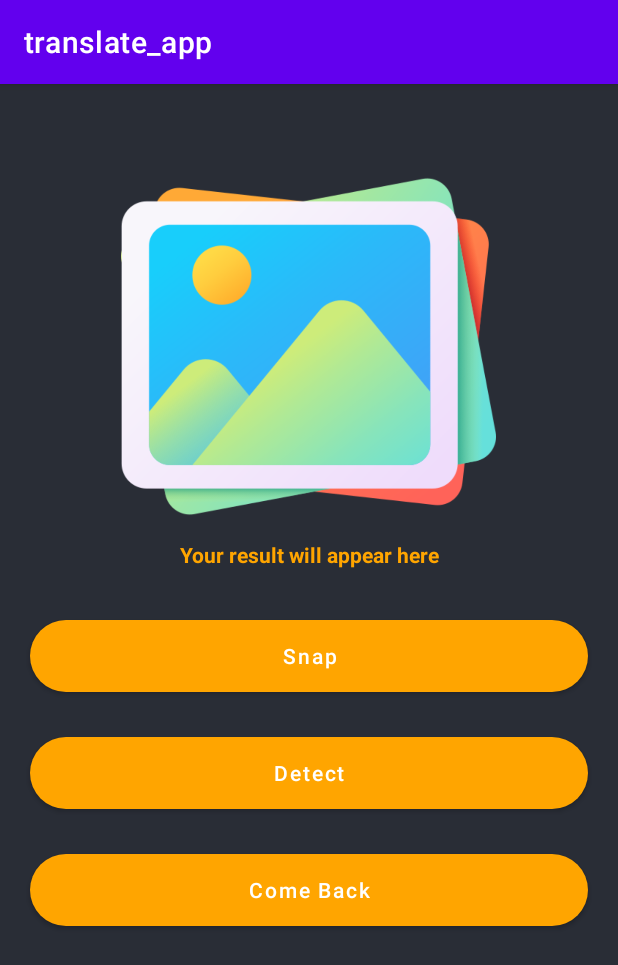
After one commit to thanhnghia97151/translate_app_ptud, an Android app: the ScannerActivity screen opened directly, with no data from a screen before it, on a phone screen of 412 x 824 dp. The commit adds this screen. Shown: the top 965 px of the screen. Run offline under Robolectric (Android 15) with nearby library versions, the phone set to English and light mode, and no system bars; libraries missing offline, so code that uses them is left out: com.google.mlkit.vision.

Commit message:
update camera

```diff
--- a/app/build.gradle
+++ b/app/build.gradle
@@ -33,13 +33,14 @@ dependencies {
     implementation 'com.google.android.material:material:1.4.0'
     implementation 'androidx.constraintlayout:constraintlayout:2.1.2'
     implementation 'org.jetbrains:annotations:15.0'
+
     testImplementation 'junit:junit:4.+'
     androidTestImplementation 'androidx.test.ext:junit:1.1.3'
     androidTestImplementation 'androidx.test.espresso:espresso-core:3.4.0'
 
 
 
-    implementation 'com.google.firebase:firebase-core:17.3.0'
+    implementation 'com.google.firebase:firebase-core:19.0.0'
     implementation 'com.google.firebase:firebase-ml-natural-language:22.0.0'
     implementation 'com.google.firebase:firebase-ml-natural-language-language-id-model:20.0.7'
     implementation 'com.google.firebase:firebase-ml-natural-language-translate-model:20.0.8'
@@ -51,6 +52,8 @@ dependencies {
 
     implementation 'com.google.firebase:firebase-auth:21.0.1'
 
+    implementation 'com.google.android.gms:play-services-mlkit-text-recognition:17.0.1'
+
 //    implementation platform('com.google.firebase:firebase-bom:29.0.3')
 //    implementation 'com.google.firebase:firebase-database'
 }
--- a/app/src/main/AndroidManifest.xml
+++ b/app/src/main/AndroidManifest.xml
@@ -1,6 +1,7 @@
 <?xml version="1.0" encoding="utf-8"?>
 <manifest xmlns:android="http://schemas.android.com/apk/res/android"
     package="com.example.testtranslator">
+    <uses-permission android:name="android.permission.CAMERA"/>
     <uses-permission android:name="android.permission.INTERNET"/>
     <uses-permission android:name="android.permission.RECORD_AUDIO"/>
     <application
@@ -10,6 +11,7 @@
         android:roundIcon="@mipmap/ic_launcher_round"
         android:supportsRtl="true"
         android:theme="@style/Theme.Translate_app">
+        <activity android:name=".ScannerActivity"/>
         <activity android:name=".MainActivity"/>
         <activity android:name=".RegisterActivity"/>
         <activity
--- /dev/null
+++ b/app/src/main/java/com/example/testtranslator/ScannerActivity.java
@@ -0,0 +1,153 @@
+package com.example.testtranslator;
+
+import static android.Manifest.permission.CAMERA;
+
+import android.content.Intent;
+import android.content.pm.PackageManager;
+import android.graphics.Bitmap;
+import android.graphics.Camera;
+import android.graphics.Point;
+import android.graphics.Rect;
+import android.os.Bundle;
+import android.provider.MediaStore;
+import android.view.View;
+import android.widget.Button;
+import android.widget.ImageView;
+import android.widget.TextView;
+import android.widget.Toast;
+
+import androidx.annotation.NonNull;
+import androidx.annotation.Nullable;
+import androidx.appcompat.app.AppCompatActivity;
+import androidx.core.app.ActivityCompat;
+import androidx.core.content.ContextCompat;
+
+import com.google.android.gms.tasks.OnFailureListener;
+import com.google.android.gms.tasks.OnSuccessListener;
+import com.google.android.gms.tasks.Task;
+import com.google.mlkit.vision.common.InputImage;
+import com.google.mlkit.vision.text.Text;
+import com.google.mlkit.vision.text.TextRecognition;
+import com.google.mlkit.vision.text.TextRecognizer;
+import com.google.mlkit.vision.text.latin.TextRecognizerOptions;
+
+public class ScannerActivity extends AppCompatActivity {
+    private Button btnComeback,snapBtn,detectBtn;
+    private ImageView captureIV;
+    private TextView resultTV;
+    private Bitmap imageBitmap;
+    static final int REQUEST_IMAGE_CAPTURE =1;
+
+    @Override
+    protected void onCreate( Bundle savedInstanceState) {
+        super.onCreate(savedInstanceState);
+        setContentView(R.layout.layout_camera);
+
+        btnComeback = findViewById(R.id.btnComeBack);
+        captureIV = findViewById(R.id.idIVCaptureImage);
+        resultTV = findViewById(R.id.idVDetectedText);
+        snapBtn = findViewById(R.id.btnSnap);
+        detectBtn = findViewById(R.id.btnDetect);
+
+        detectBtn.setOnClickListener(new View.OnClickListener() {
+            @Override
+            public void onClick(View view) {
+                detectText();
+            }
+        });
+        snapBtn.setOnClickListener(new View.OnClickListener() {
+            @Override
+            public void onClick(View view) {
+                if (checkPermissions()){
+                    captureImage();
+
+                }else{
+                    requestPermission();
+                }
+            }
+        });
+
+
+        btnComeback.setOnClickListener(new View.OnClickListener() {
+            @Override
+            public void onClick(View view) {
+                Intent intent = new Intent(ScannerActivity.this, MainActivity.class);
+                if (!resultTV.getText().equals("Your result will appear here")){
+                    intent.putExtra("result",resultTV.getText());
+                    startActivity(intent);
+                }else startActivity(intent);
+                //startActivity(new Intent(ScannerActivity.this, MainActivity.class));
+            }
+        });
+    }
+    private boolean checkPermissions(){
+        int cameraPermission = ContextCompat.checkSelfPermission(getApplicationContext(), CAMERA);
+        return cameraPermission == PackageManager.PERMISSION_GRANTED;
+    }
+    private void requestPermission(){
+        int PERMISSION_CODE = 200;
+        ActivityCompat.requestPermissions(this,new String[]{CAMERA},PERMISSION_CODE);
+
+    }
+    private void captureImage(){
+        Intent takePicture = new Intent(MediaStore.ACTION_IMAGE_CAPTURE);
+        if (takePicture.resolveActivity(getPackageManager())!=null){
+            startActivityForResult(takePicture,REQUEST_IMAGE_CAPTURE);
+        }
+    }
+    @Override
+    public void onRequestPermissionsResult(int requestCode, String[] permissions, @NonNull int[] grantResults) {
+        super.onRequestPermissionsResult(requestCode, permissions, grantResults);
+        if (grantResults.length>0){
+            boolean cameraPermission = grantResults[0] ==PackageManager.PERMISSION_GRANTED;
+            if (cameraPermission){
+                Toast.makeText(this, "Permissions Granted..", Toast.LENGTH_SHORT).show();
+                captureImage();
+            }else {
+                Toast.makeText(this, "Permissions denined..", Toast.LENGTH_SHORT).show();
+            }
+        }
+    }
+
+    @Override
+    protected void onActivityResult(int requestCode, int resultCode, @Nullable Intent data) {
+        super.onActivityResult(requestCode, resultCode, data);
+        if (requestCode == REQUEST_IMAGE_CAPTURE && resultCode == RESULT_OK){
+            Bundle extras =data.getExtras();
+            imageBitmap = (Bitmap) extras.get("data");
+            captureIV.setImageBitmap(imageBitmap);
+        }
+    }
+
+    private void detectText(){
+        InputImage image=InputImage.fromBitmap(imageBitmap,0);
+        TextRecognizer recognizer = TextRecognition.getClient(TextRecognizerOptions.DEFAULT_OPTIONS);
+        Task<Text> result = recognizer.process(image).addOnSuccessListener(new OnSuccessListener<Text>() {
+            @Override
+            public void onSuccess(@NonNull Text text) {
+                StringBuilder result = new StringBuilder();
+                for (Text.TextBlock block: text.getTextBlocks()){
+                    String blockText = block.getText();
+                    Point[] blockCornerPoint = block.getCornerPoints();
+                    Rect blockFrame = block.getBoundingBox();
+                    for (Text.Line line:block.getLines()){
+                        String lineText = line.getText();
+                        Point[] lineCornerPoint = line.getCornerPoints();
+                        Rect lineRect = line.getBoundingBox();
+                        for(Text.Element element:line.getElements()){
+                            String elementText = element.getText();
+                            result.append(elementText);
+                        }
+                        resultTV.setText(blockText);
+                    }
+                }
+            }
+        }).addOnFailureListener(new OnFailureListener() {
+            @Override
+            public void onFailure(@NonNull Exception e) {
+                Toast.makeText(ScannerActivity.this, "Fail to detect text from image!"+e.getMessage(), Toast.LENGTH_SHORT).show();
+            }
+        });
+
+    }
+}
--- /dev/null
+++ b/app/src/main/res/drawable/button_background.xml
@@ -0,0 +1,7 @@
+<?xml version="1.0" encoding="utf-8"?>
+<shape android:shape="rectangle" xmlns:android="http://schemas.android.com/apk/res/android">
+    <solid
+        android:color="@color/yellow"/>
+    <corners android:radius="25dp" />
+
+</shape>
--- /dev/null
+++ b/app/src/main/res/layout/layout_camera.xml
@@ -0,0 +1,72 @@
+<?xml version="1.0" encoding="utf-8"?>
+<RelativeLayout xmlns:android="http://schemas.android.com/apk/res/android"
+
+    android:layout_width="match_parent"
+    android:layout_height="match_parent"
+    xmlns:app="http://schemas.android.com/apk/res-auto"
+    android:theme="@style/Theme.MaterialComponents.DayNight.NoActionBar"
+    xmlns:tools="http://schemas.android.com/tools"
+    android:background="@color/black_shade_1"
+    tools:context=".ScannerActivity">
+
+    <ImageView
+        android:id="@+id/idIVCaptureImage"
+        android:layout_width="250dp"
+        android:layout_height="250dp"
+        android:layout_centerHorizontal="true"
+        android:layout_marginTop="50dp"
+        android:src="@drawable/image" />
+    <TextView
+
+        android:layout_width="match_parent"
+        android:layout_height="wrap_content"
+        android:layout_marginStart="20dp"
+        android:layout_marginEnd="20dp"
+        android:layout_below="@id/idIVCaptureImage"
+        android:id="@+id/idVDetectedText"
+        android:textColor="@color/yellow"
+        android:text="Your result will appear here"
+        android:textAlignment="center"
+        android:textSize="14sp"
+        android:textStyle="bold"
+        android:padding="4dp"
+        />
+
+    <Button
+        android:id="@+id/btnSnap"
+        android:layout_width="match_parent"
+        android:layout_height="wrap_content"
+        android:layout_below="@id/idVDetectedText"
+        android:layout_marginStart="20dp"
+        android:layout_marginEnd="20dp"
+        android:layout_marginTop="30dp"
+        android:text="Snap"
+        android:textAllCaps="false"
+        android:background="@drawable/button_background"
+        app:backgroundTint="@color/yellow"/>
+    <Button
+        android:id="@+id/btnDetect"
+        android:layout_width="match_parent"
+        android:layout_height="wrap_content"
+        android:layout_below="@id/btnSnap"
+        android:layout_marginStart="20dp"
+        android:layout_marginEnd="20dp"
+        android:layout_marginTop="30dp"
+        android:text="Detect"
+        android:textAllCaps="false"
+        android:background="@drawable/button_background"
+        app:backgroundTint="@color/yellow"/>
+    <Button
+        android:id="@+id/btnComeBack"
+        android:layout_width="match_parent"
+        android:layout_height="wrap_content"
+        android:layout_below="@id/btnDetect"
+        android:layout_marginStart="20dp"
+        android:layout_marginEnd="20dp"
+        android:layout_marginTop="30dp"
+        android:text="Come Back"
+        android:textAllCaps="false"
+        android:background="@drawable/button_background"
+        app:backgroundTint="@color/yellow"/>
+
+</RelativeLayout>
--- a/build.gradle
+++ b/build.gradle
@@ -6,7 +6,7 @@ buildscript {
     }
     dependencies {
         classpath "com.android.tools.build:gradle:7.0.4"
-        classpath 'com.google.gms:google-services:4.3.8'
+        classpath 'com.google.gms:google-services:4.3.10'
         // NOTE: Do not place your application dependencies here; they belong
         // in the individual module build.gradle files
     }
```
Also changed, not shown: app/src/main/java/com/example/testtranslator/MainActivity.java (+15 -1 lines), app/src/main/res/drawable/image.png (added).
